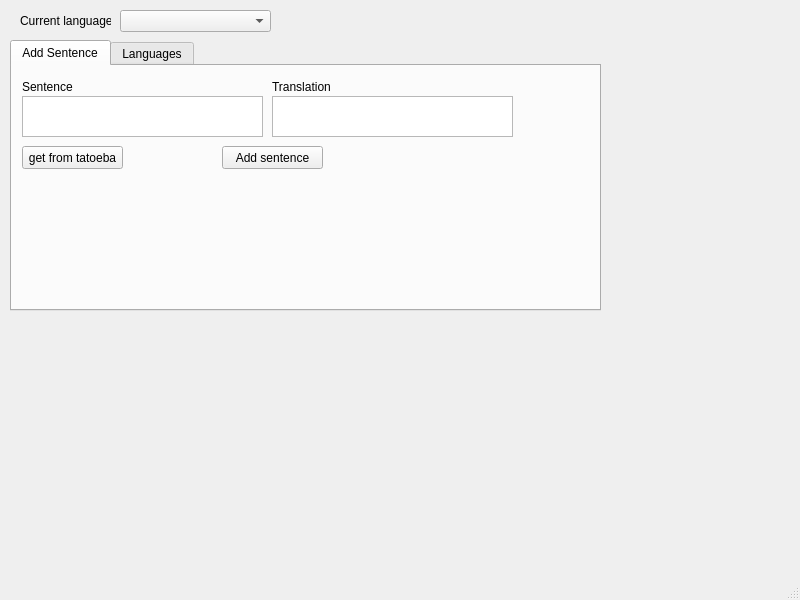
Qt form main.ui (tivadar2/lws) before a commit.
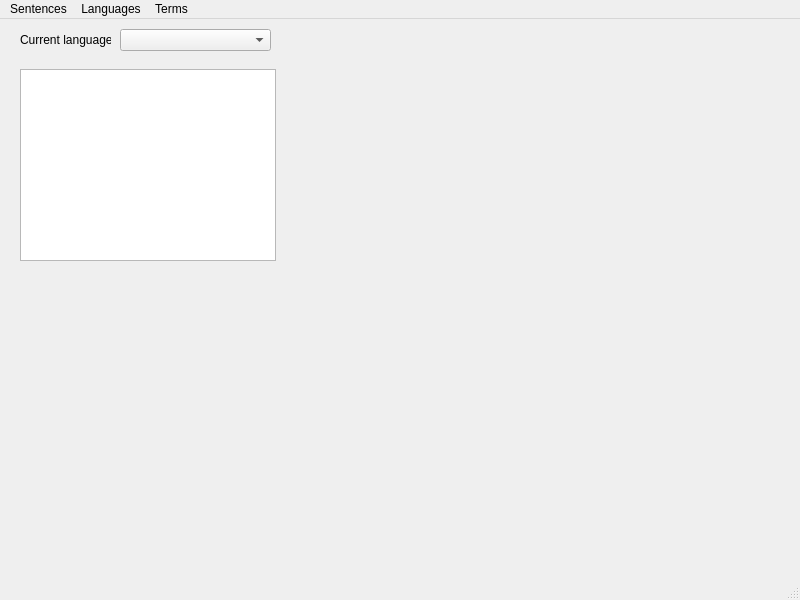
The same form after that commit.

Commit message:
Created menubar and view sentences and terms
Menu is changing stackedWidget pages. The program is able to view
sentences.

The edit to the form file:
```diff
--- a/main.ui
+++ b/main.ui
@@ -14,22 +14,19 @@
    <string>Learning with Sentences</string>
   </property>
   <widget class="QWidget" name="centralwidget">
-   <widget class="QTabWidget" name="tabWidget">
+   <widget class="QStackedWidget" name="stackedWidget_main">
     <property name="geometry">
      <rect>
       <x>10</x>
       <y>40</y>
-      <width>591</width>
-      <height>271</height>
+      <width>781</width>
+      <height>541</height>
      </rect>
     </property>
     <property name="currentIndex">
      <number>0</number>
     </property>
-    <widget class="QWidget" name="tab">
-     <attribute name="title">
-      <string>Add Sentence</string>
-     </attribute>
+    <widget class="QWidget" name="stackedWidgetPage_addSentence" native="true">
      <widget class="QPushButton" name="pushButton">
       <property name="geometry">
        <rect>
@@ -103,10 +100,7 @@
       </property>
      </widget>
     </widget>
-    <widget class="QWidget" name="tab_2">
-     <attribute name="title">
-      <string>Languages</string>
-     </attribute>
+    <widget class="QWidget" name="stackedWidgetPage_addLanguage" native="true">
      <widget class="QFrame" name="frame">
       <property name="geometry">
        <rect>
@@ -173,6 +167,30 @@
       </widget>
      </widget>
     </widget>
+    <widget class="QWidget" name="stackedWidgetPage_viewTerms" native="true">
+     <widget class="QTableWidget" name="tableWidget_terms">
+      <property name="geometry">
+       <rect>
+        <x>10</x>
+        <y>10</y>
+        <width>256</width>
+        <height>192</height>
+       </rect>
+      </property>
+     </widget>
+    </widget>
+    <widget class="QWidget" name="stackedWidgetPage_viewSentences">
+     <widget class="QTableWidget" name="tableWidget_sentences">
+      <property name="geometry">
+       <rect>
+        <x>10</x>
+        <y>10</y>
+        <width>256</width>
+        <height>192</height>
+       </rect>
+      </property>
+     </widget>
+    </widget>
    </widget>
    <widget class="QComboBox" name="comboBox_languages">
     <property name="geometry">
@@ -199,6 +217,64 @@
    </widget>
   </widget>
   <widget class="QStatusBar" name="statusbar"/>
+  <widget class="QMenuBar" name="menuBar">
+   <property name="geometry">
+    <rect>
+     <x>0</x>
+     <y>0</y>
+     <width>800</width>
+     <height>21</height>
+    </rect>
+   </property>
+   <widget class="QMenu" name="menuSentences">
+    <property name="title">
+     <string>Sentences</string>
+    </property>
+    <addaction name="action_addSentence"/>
+    <addaction name="action_viewSentences"/>
+   </widget>
+   <widget class="QMenu" name="menuLanguages">
+    <property name="title">
+     <string>Languages</string>
+    </property>
+    <addaction name="action_addLanguage"/>
+   </widget>
+   <widget class="QMenu" name="menuTerms">
+    <property name="title">
+     <string>Terms</string>
+    </property>
+    <addaction name="actionAdd_Term"/>
+    <addaction name="action_viewTerms"/>
+   </widget>
+   <addaction name="menuSentences"/>
+   <addaction name="menuLanguages"/>
+   <addaction name="menuTerms"/>
+  </widget>
+  <action name="action_addSentence">
+   <property name="text">
+    <string>Add Sentence</string>
+   </property>
+  </action>
+  <action name="action_addLanguage">
+   <property name="text">
+    <string>Add Language</string>
+   </property>
+  </action>
+  <action name="actionAdd_Term">
+   <property name="text">
+    <string>Add Term</string>
+   </property>
+  </action>
+  <action name="action_viewTerms">
+   <property name="text">
+    <string>View Terms</string>
+   </property>
+  </action>
+  <action name="action_viewSentences">
+   <property name="text">
+    <string>View Sentences</string>
+   </property>
+  </action>
  </widget>
  <resources/>
  <connections/>
```
Left out of the diff: 6 changed lines with no effect on the pictures. The commit also changes 3 other files.
